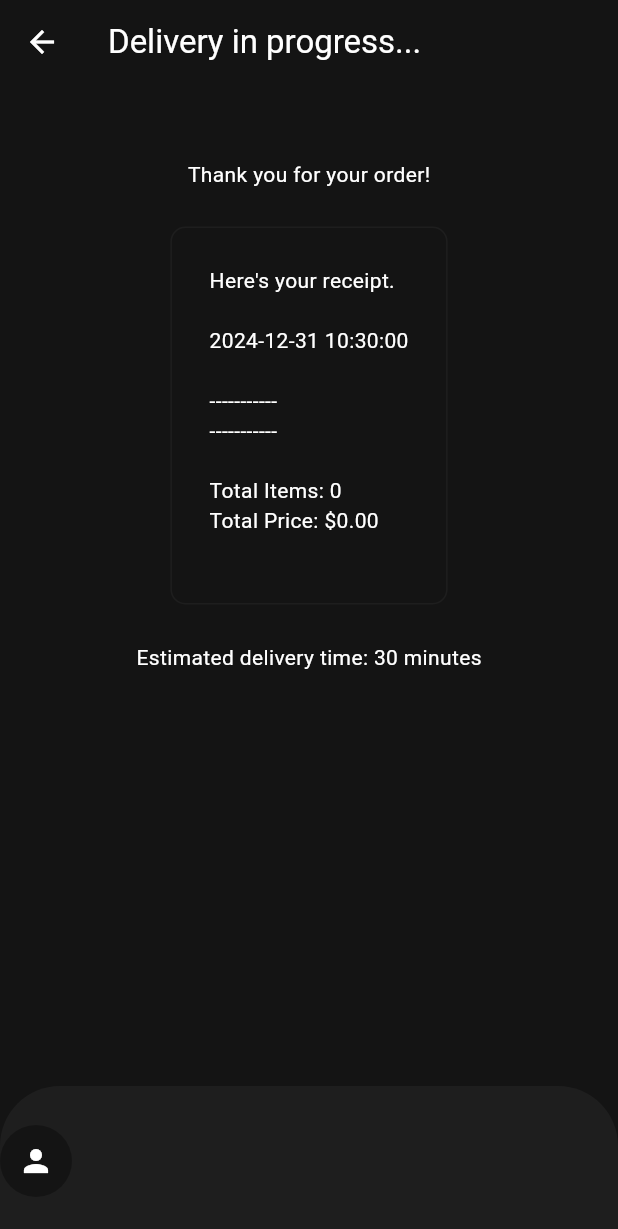
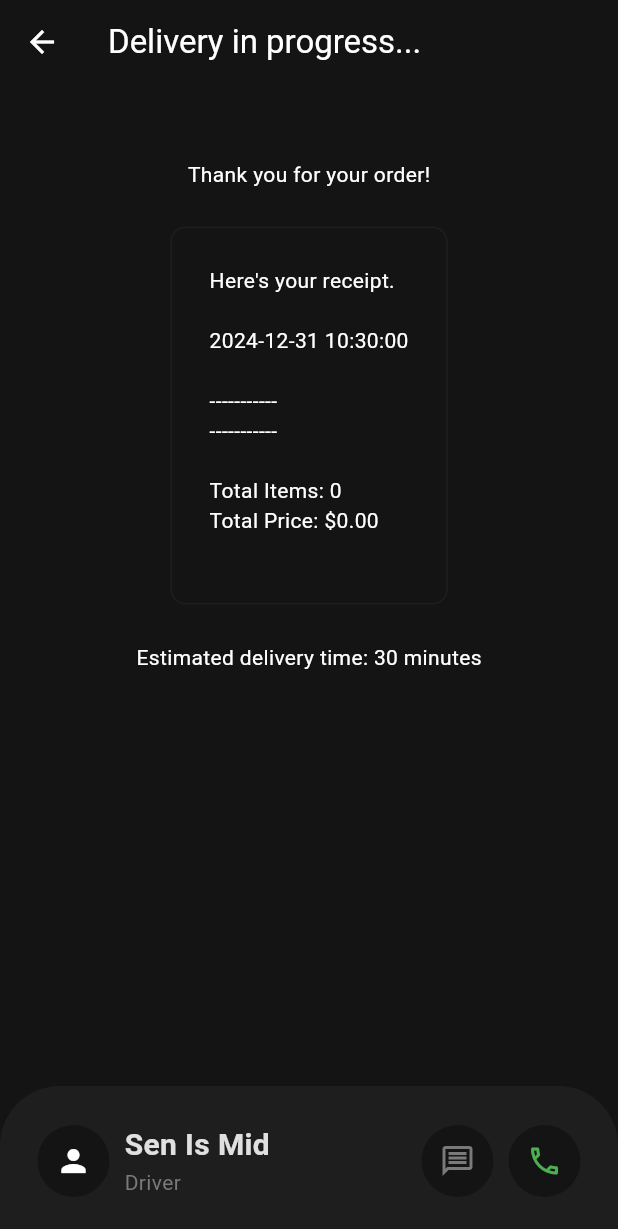
Before and after one commit to InemesitMatthew/Minimal_Food_Delivery_App, a Flutter app: the DeliveryProgressPage screen opened directly, on a phone screen of 412 x 824 dp. Shown: the top 1229 px of the screen. Run offline on Flutter 3.47's test engine with Material 3 defaults, Android fonts, the phone set to English and light mode, and no system bars; our stand-ins replace firebase_core, flutter_credit_card; accounts and stored records are empty.

Commit message:
add padding and driver details section to delivery progress page

```diff
--- a/lib/pages/delivery_progress_page.dart
+++ b/lib/pages/delivery_progress_page.dart
@@ -30,6 +30,7 @@
           topRight: Radius.circular(40),
         ),
       ),
+      padding: const EdgeInsets.all(25),
       child: Row(
         children: [
           // profile pic of driver
@@ -40,11 +41,66 @@
             ),
             child: IconButton(
               onPressed: () {},
-              icon: Icon(Icons.person),
+              icon: const Icon(Icons.person),
             ),
           ),
 
+          const SizedBox(width: 10),
+
           // driver details
+          Column(
+            crossAxisAlignment: CrossAxisAlignment.start,
+            children: [
+              Text(
+                "Sen Is Mid",
+                style: TextStyle(
+                  color: Theme.of(context).colorScheme.inversePrimary,
+                  fontWeight: FontWeight.bold,
+                  fontSize: 20,
+                ),
+              ),
+              Text(
+                "Driver",
+                style: TextStyle(
+                  color: Theme.of(context).colorScheme.primary,
+                ),
+              ),
+            ],
+          ),
+
+          const Spacer(),
+
+          Row(
+            children: [
+              // message button
+              Container(
+                decoration: BoxDecoration(
+                  color: Theme.of(context).colorScheme.surface,
+                  shape: BoxShape.circle,
+                ),
+                child: IconButton(
+                  onPressed: () {},
+                  icon: const Icon(Icons.message_outlined),
+                  color: Theme.of(context).colorScheme.primary,
+                ),
+              ),
+
+              const SizedBox(width: 10),
+
+              // call button
+              Container(
+                decoration: BoxDecoration(
+                  color: Theme.of(context).colorScheme.surface,
+                  shape: BoxShape.circle,
+                ),
+                child: IconButton(
+                  onPressed: () {},
+                  icon: const Icon(Icons.call_outlined),
+                  color: Colors.green,
+                ),
+              ),
+            ],
+          ),
         ],
       ),
     );
```
